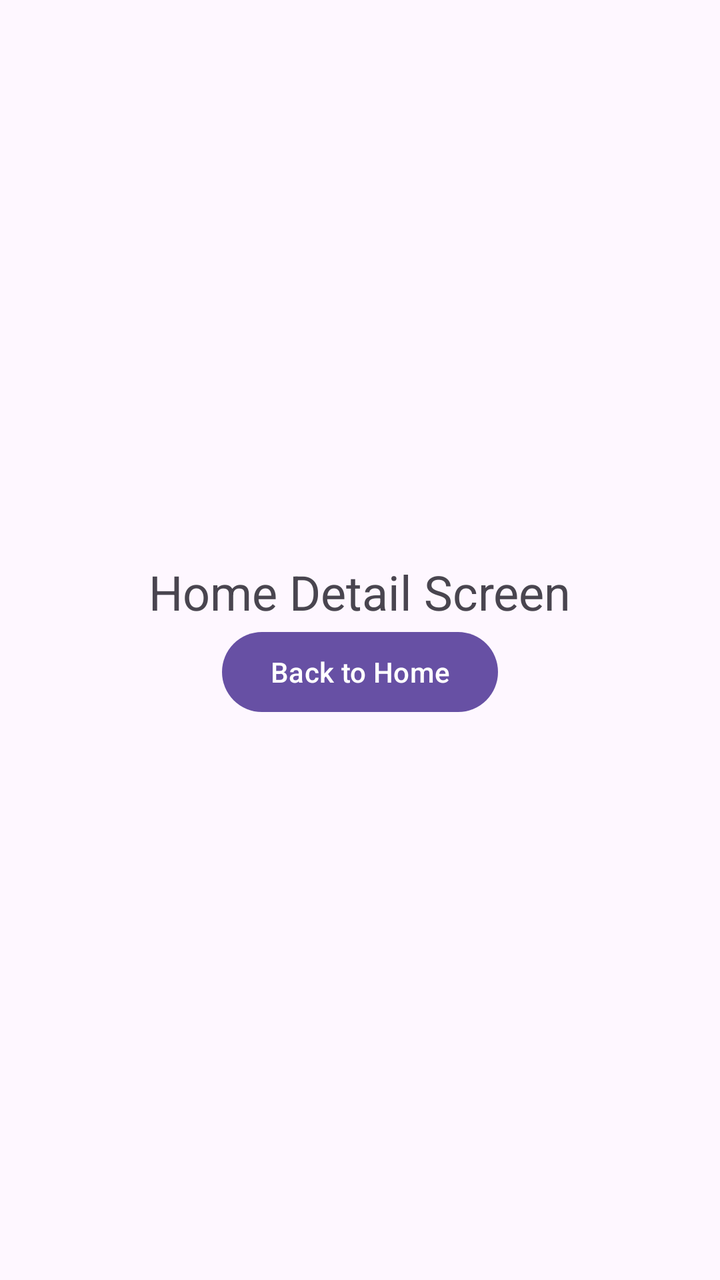
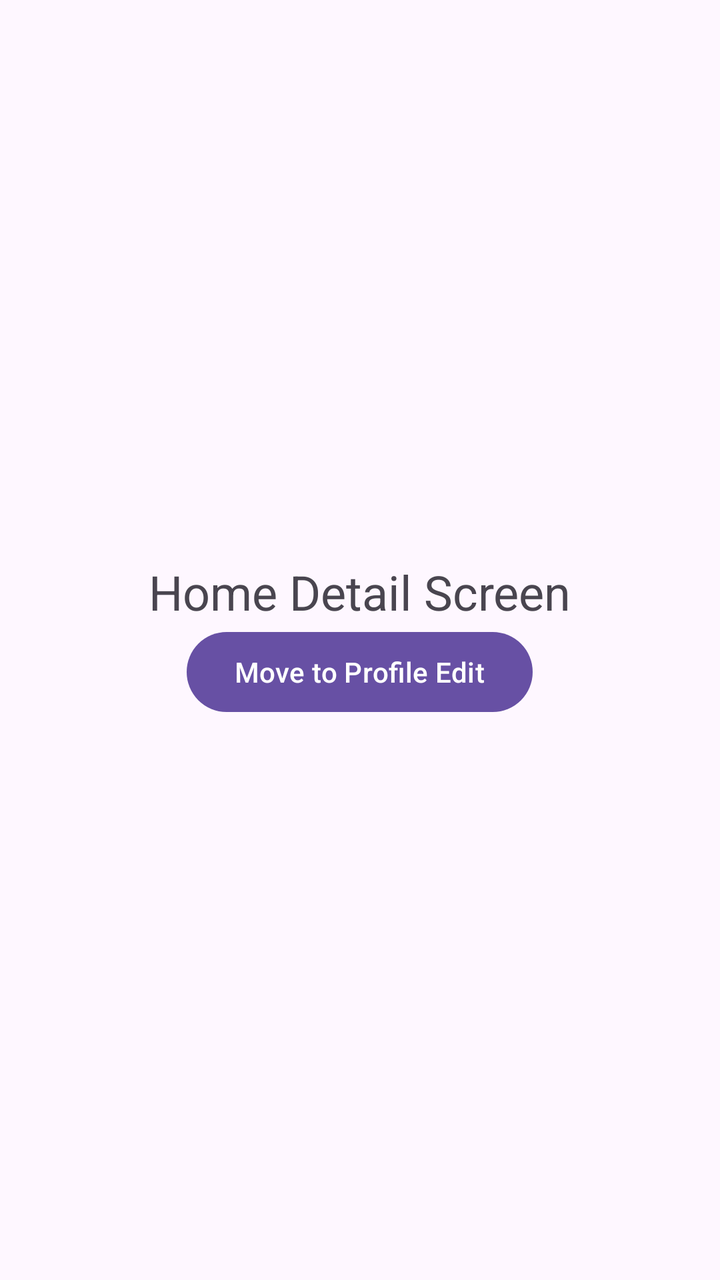

Two renders of the same Android screen: before a commit and after it. Below are the layout's source before the change and the commit's diff.
<!-- AndroidManifest.xml: another module's application theme Theme.MultiModuleXml -->
<!-- res/layout/fragment_home_detail.xml -->
<?xml version="1.0" encoding="utf-8"?>
<LinearLayout
    xmlns:android="http://schemas.android.com/apk/res/android"
    android:layout_width="match_parent"
    android:layout_height="match_parent"
    android:gravity="center"
    android:orientation="vertical">

    <TextView
        android:layout_width="wrap_content"
        android:layout_height="wrap_content"
        android:text="Home Detail Screen"
        android:textSize="24sp" />

    <Button
        android:id="@+id/btnBack"
        android:layout_width="wrap_content"
        android:layout_height="wrap_content"
        android:text="Back to Home" />

</LinearLayout>
<!-- resources referenced by this layout -->
<resources>
  <style name="Theme.MultiModuleXml" parent="Base.Theme.MultiModuleXml" />
  <style name="Base.Theme.MultiModuleXml" parent="Theme.Material3.DayNight.NoActionBar">
          
          
      </style>
</resources>

<!-- the commit's change to res/layout/fragment_home_detail.xml (unified diff, before → after) -->
@@ -13,9 +13,9 @@
         android:textSize="24sp" />
 
     <Button
-        android:id="@+id/btnBack"
+        android:id="@+id/btnProfileEdit"
         android:layout_width="wrap_content"
         android:layout_height="wrap_content"
-        android:text="Back to Home" />
+        android:text="Move to Profile Edit" />
 
 </LinearLayout>
